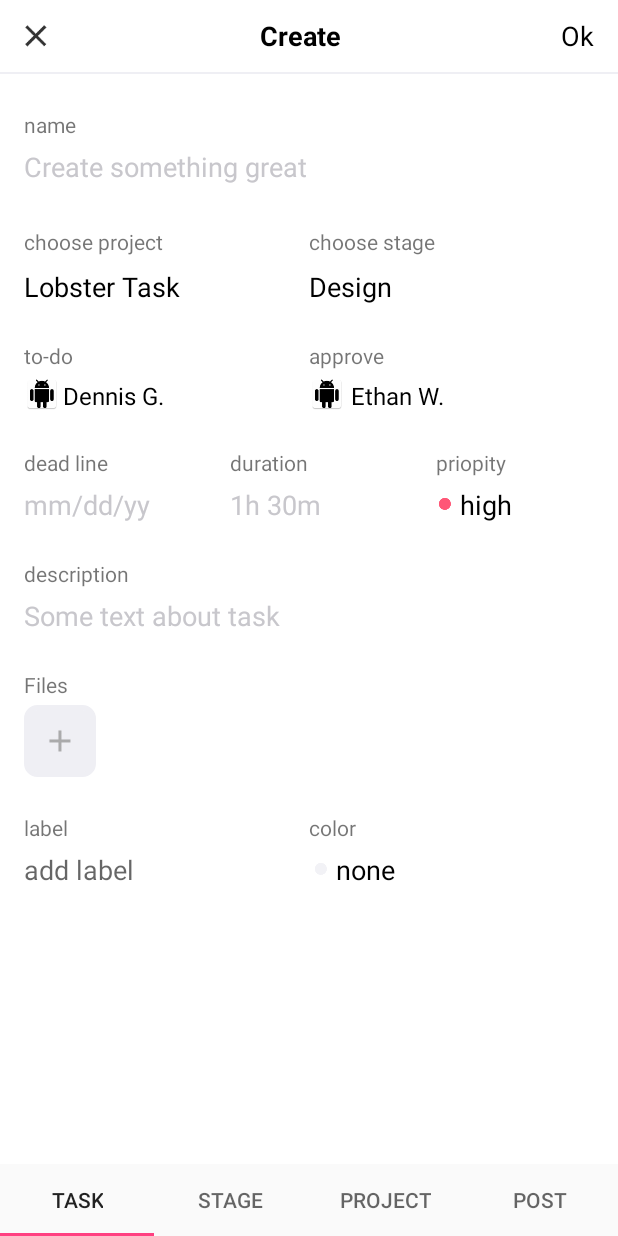
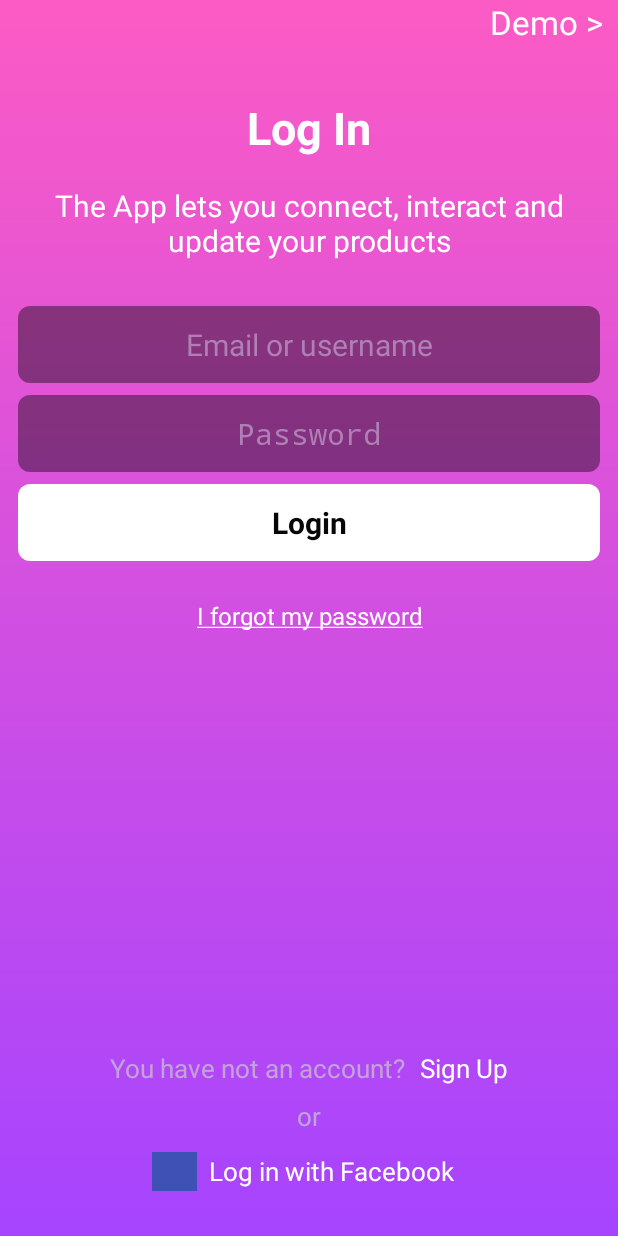
Before and after one commit to GeraniVolves/Lobster, an Android app: the screen it shows after launch (CreateActivity before the commit, LogInActivity after it), on a phone screen of 412 x 824 dp. Run offline under Robolectric (Android 15) with nearby library versions, the phone set to English and light mode, and no system bars.

Commit message:
change colors, add screens "recovery account" and "create password" for Facebook

```diff
--- /dev/null
+++ b/app/src/main/java/com/android/loobster/LogInActivity.java
@@ -0,0 +1,12 @@
+package com.android.loobster;
+
+import android.app.Activity;
+import android.os.Bundle;
+
+public class LogInActivity extends Activity {
+    @Override protected void onCreate(Bundle savedInstanceState) {
+        super.onCreate(savedInstanceState);
+
+        setContentView(R.layout.screen_log_in);
+    }
+}
--- a/app/src/main/res/layout/screen_log_in.xml
+++ b/app/src/main/res/layout/screen_log_in.xml
@@ -21,9 +21,11 @@
             <TextView
                 android:layout_width="match_parent"
                 android:layout_height="wrap_content"
+                android:gravity="end"
                 android:text="@string/demo"
-                android:gravity="end"
-                android:textColor="#FFFFFF"
+                android:textColor="@color/clickable_text"
+                android:layout_marginLeft="10dp"
+                android:layout_marginRight="10dp"
                 android:textSize="22sp"
                 />
 
@@ -37,7 +39,7 @@
                 android:layout_height="wrap_content"
                 android:gravity="center"
                 android:text="@string/log_in"
-                android:textColor="#FFFFFF"
+                android:textColor="@color/login_title"
                 android:textSize="30sp"
                 android:textStyle="bold"
                 />
@@ -45,18 +47,21 @@
             <TextView
                 android:layout_width="match_parent"
                 android:layout_height="wrap_content"
+                android:layout_marginLeft="20dp"
+                android:layout_marginRight="20dp"
                 android:layout_marginTop="18dp"
                 android:gravity="center"
                 android:text="@string/description_log_in"
-                android:textColor="#FFFFFF"
+                android:textColor="@color/login_title"
                 android:textSize="20sp"
                 />
 
             <EditText
                 style="@style/authorization_input"
                 android:layout_marginTop="30dp"
-                android:hint="Email"
+                android:hint="@string/email_username"
                 android:inputType="textEmailAddress"
+                android:textColor="@color/edit_text_color"
                 />
 
             <EditText
@@ -64,6 +69,7 @@
                 android:layout_marginTop="8dp"
                 android:hint="@string/password"
                 android:inputType="textPassword"
+                android:textColor="@color/edit_text_color"
                 />
 
             <TextView
@@ -77,8 +83,8 @@
                 android:layout_height="wrap_content"
                 android:layout_marginTop="25dp"
                 android:gravity="center"
-                android:text="@string/i_forgot_my_password"
-                android:textColor="#F3DCFA"
+                android:text="@string/forgot_password"
+                android:textColor="@color/clickable_text"
                 android:textSize="16sp"
                 />
         </LinearLayout>
@@ -96,12 +102,12 @@
             android:layout_width="match_parent"
             android:layout_height="wrap_content"
             android:orientation="horizontal"
+            android:gravity="center"
             >
 
             <TextView
                 android:layout_width="wrap_content"
                 android:layout_height="wrap_content"
-                android:layout_marginLeft="60dp"
                 android:text="@string/you_have_not_an_account"
                 android:textColor="#C2A2D8"
                 android:textSize="17sp"
@@ -112,9 +118,8 @@
                 android:layout_width="wrap_content"
                 android:layout_height="wrap_content"
                 android:layout_marginLeft="10dp"
-                android:layout_marginRight="10dp"
                 android:text="@string/sign_up"
-                android:textColor="#F8EBFD"
+                android:textColor="@color/clickable_text"
                 android:textSize="17sp"
                 />
         </LinearLayout>
@@ -150,7 +155,7 @@
                 android:layout_marginRight="8dp"
                 android:layout_marginTop="6dp"
                 android:text="@string/log_in_with_facebook"
-                android:textColor="#F8EBFD"
+                android:textColor="@color/clickable_text"
                 android:textSize="17sp"
                 />
         </LinearLayout>
@@ -162,7 +167,7 @@
         android:background="#FF2D55"
         android:gravity="center"
         android:text="@string/error_log_in"
-        android:textColor="#FFF9FA"
+        android:textColor="@color/login_error_text"
         android:visibility="gone"
         tools:visibility="visible"
         />
--- a/app/src/main/res/values/colors.xml
+++ b/app/src/main/res/values/colors.xml
@@ -3,4 +3,8 @@
     <color name="colorPrimary">#3F51B5</color>
     <color name="colorPrimaryDark">#303F9F</color>
     <color name="colorAccent">#FF4081</color>
+    <color name="edit_text_color">@android:color/white</color>
+    <color name="clickable_text">@android:color/white</color>
+    <color name="login_error_text">@android:color/white</color>
+    <color name="login_title">@android:color/white</color>
 </resources>
--- a/app/src/main/res/values/strings.xml
+++ b/app/src/main/res/values/strings.xml
@@ -28,13 +28,13 @@
     <string name="log_in_with_facebook">Log in with Facebook</string>
     <string name="sign_up">Sign Up</string>
     <string name="you_have_not_an_account">You have not an account?</string>
-    <string name="i_forgot_my_password">I forgot my password</string>
+    <string name="forgot_password"><u>I forgot my password</u></string>
     <string name="log_in">Log In</string>
     <string name="demo"><![CDATA[Demo >]]></string>
     <string name="or">or</string>
     <string name="full_name">Full name</string>
-    <string name="sign_up">Sign Up</string>
     <string name="already_have_not_an_account">Already have not an account?</string>
     <string name="sign_up_with_facebook">Sign Up with Facebook</string>
     <string name="error_sign_up">This mail is already have in system</string>
+    <string name="email_username">Email or username</string>
 </resources>
--- a/app/src/main/res/values/styles.xml
+++ b/app/src/main/res/values/styles.xml
@@ -19,7 +19,6 @@
         <item name="android:layout_marginLeft">12dp</item>
         <item name="android:layout_marginRight">12dp</item>
         <item name="android:textSize">20sp</item>
-        <item name="android:textStyle">bold</item>
     </style>
 
     <style name="authorization_bottom">
```
Also changed, not shown: app/src/main/AndroidManifest.xml (+8 -4 lines), app/src/main/java/com/android/loobster/SignUpActivity.java (added, +13 -0 lines), app/src/main/res/layout/screen_sign_up.xml (+9 -1 lines), app/src/main/res/layout/facebook_create_password.xml (renamed from app/src/main/res/layout/create_password.xml).
